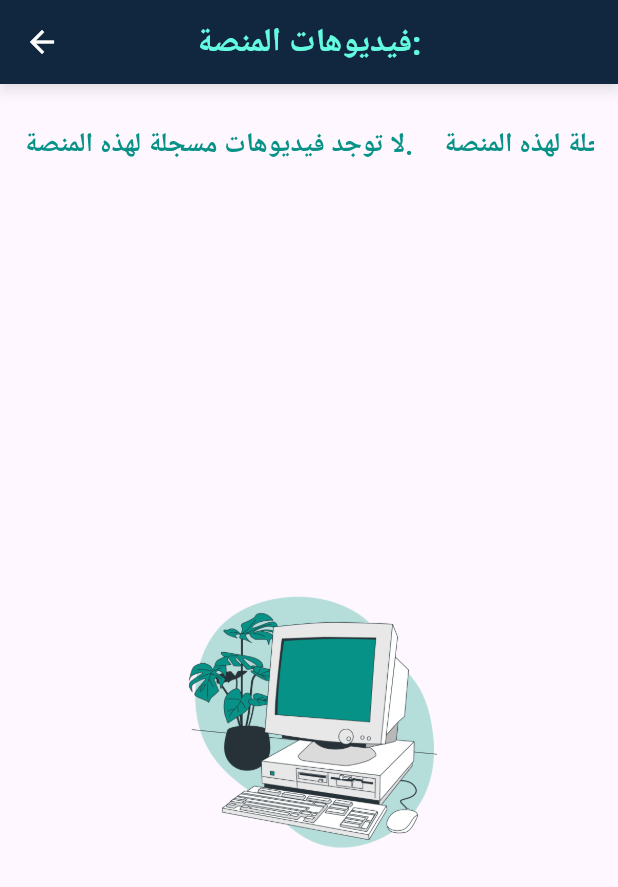
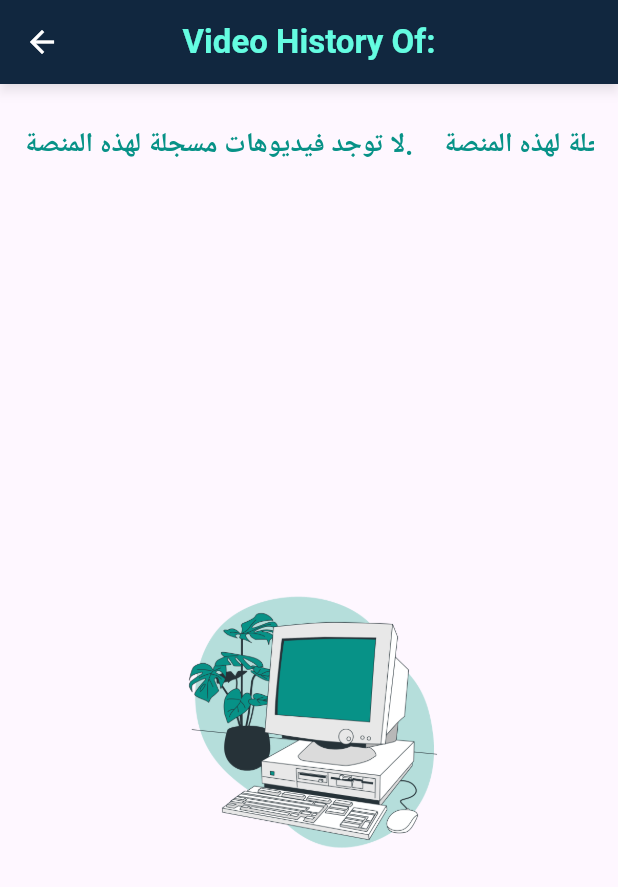
Before and after one commit to omar3b5ale2/Easy-Tech-Player, a Flutter app: the PlatformVideosScreen screen opened directly with empty values, on a phone screen of 412 x 824 dp. Shown: the top 887 px of the screen. Run offline on Flutter 3.47's test engine with Material 3 defaults, Android fonts, the phone set to English and light mode, and no system bars; drawn by our look-alikes of marquee; our stand-ins replace app_links, flutter_bloc, get_it, go_router, responsive_framework, sqflite and 1 more; missing offline and left inert: encrypt, media_kit, media_kit_video, screen_protector; accounts and stored records are empty; network calls fail; Roboto replaces fonts that are missing (Cairo).

Commit message:
wording change

```diff
--- a/lib/screens/main_pages/video_list_screen.dart
+++ b/lib/screens/main_pages/video_list_screen.dart
@@ -131,7 +131,7 @@ class PlatformVideosScreen extends StatelessWidget {
       child: Scaffold(
         appBar:
         SecondAppBar(
-          text: 'فيديوهات المنصة: $platformName',
+          text: 'Video History Of: $platformName',
           showReturnButton: true,
         ),
         body: FutureBuilder<List<VideoData>>(
```
